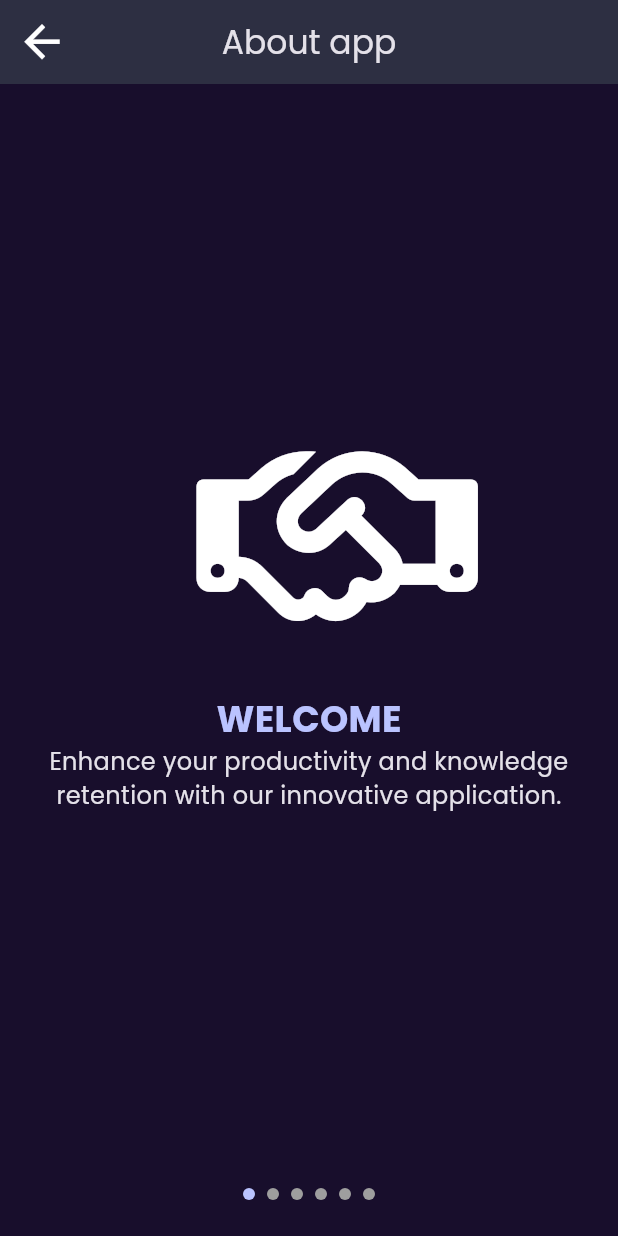
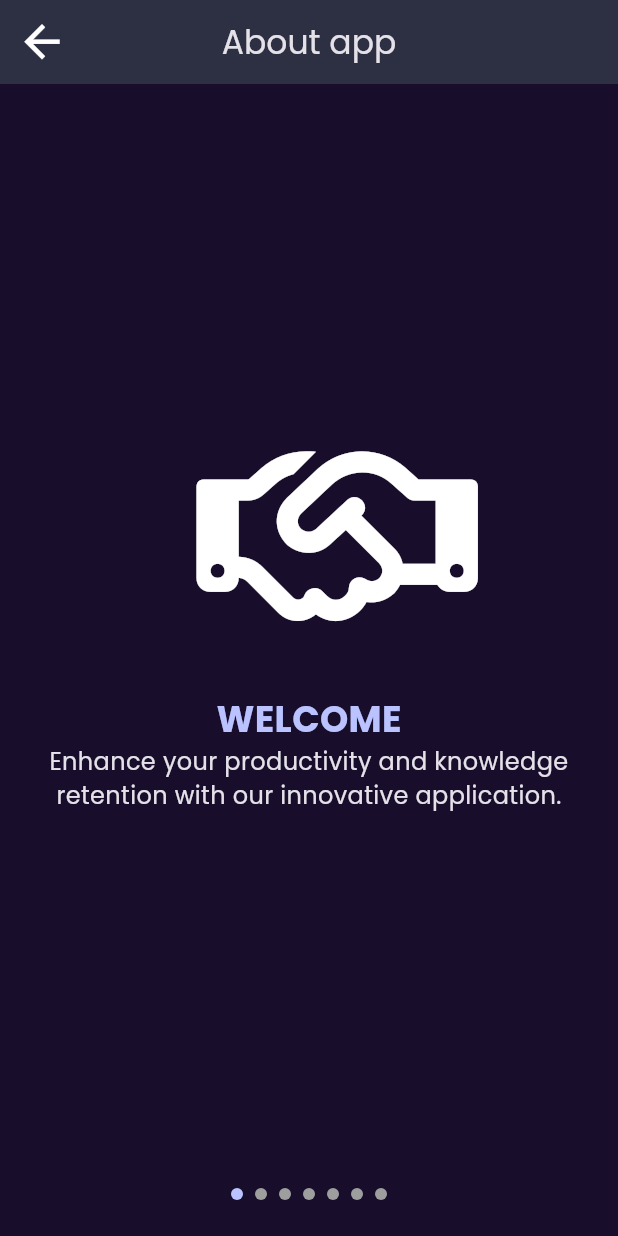
Before and after one commit to Ssilith/recorder_summary, a Flutter app: the AboutApp screen opened directly, on a phone screen of 412 x 824 dp. Run offline on Flutter 3.47's test engine with Material 3 defaults, Android fonts, the phone set to English and light mode, and no system bars; drawn by our look-alikes of carousel_slider; our stand-ins replace animated_notch_bottom_bar, elegant_notification, file_picker, firebase_auth, firebase_core, flutter_native_splash and 5 more; missing offline and left inert: audio_waveforms; accounts and stored records are empty.

Commit message:
about app new point

```diff
--- a/lib/side_drawer_pages/about_app.dart
+++ b/lib/side_drawer_pages/about_app.dart
@@ -18,6 +18,7 @@ class _AboutAppState extends State<AboutApp> {
   final List<String> _titles = [
     'WELCOME',
     'RECORD',
+    'LISTEN',
     'UPLOAD',
     'SUMMARIZE',
     'RECEIVE',
@@ -28,6 +29,7 @@ class _AboutAppState extends State<AboutApp> {
   final List<String> _descriptions = [
     'Enhance your productivity and knowledge retention with our innovative application.',
     'Attend meetings, lectures, or conversations and easily record the audio with our built-in dictaphone.',
+    'Listen to your recorded content anytime, ensuring you never miss important details.',
     'Upload your recordings directly through the app with just a few taps.',
     'Once submitted, our advanced technology processes your recording and creates a concise summary.',
     'Receive a clear and informative summary directly in your email, ready to review and refer back to whenever needed.',
@@ -38,6 +40,7 @@ class _AboutAppState extends State<AboutApp> {
   final List<IconData> _icons = [
     FontAwesomeIcons.handshake,
     FontAwesomeIcons.microphone,
+    FontAwesomeIcons.headphones,
     FontAwesomeIcons.upload,
     FontAwesomeIcons.rectangleList,
     FontAwesomeIcons.inbox,
```
